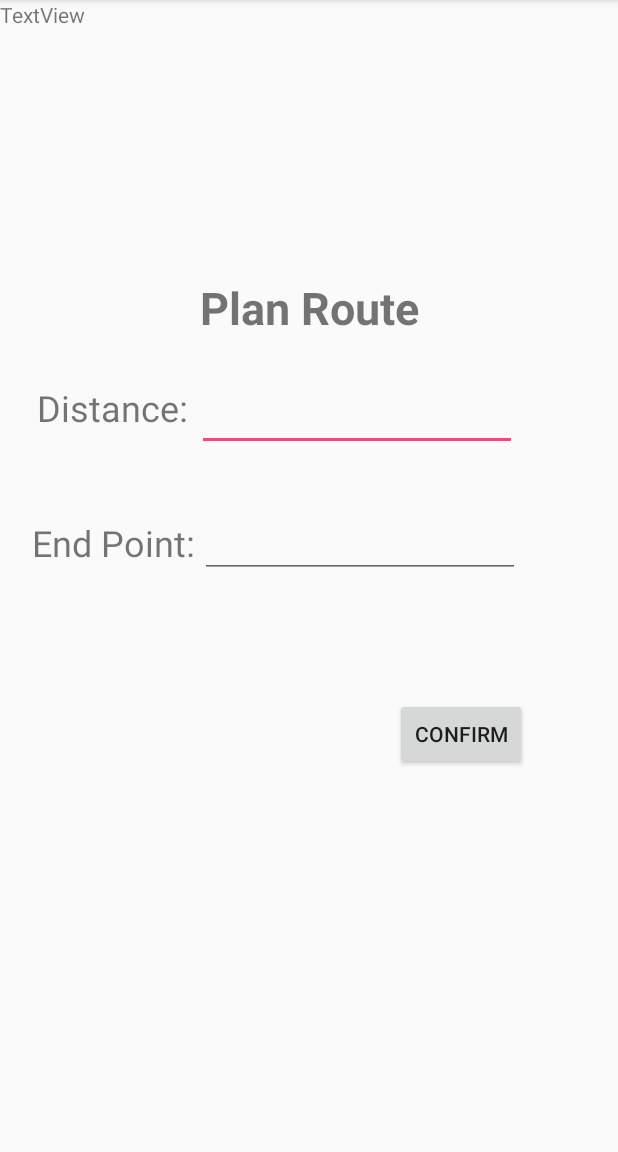
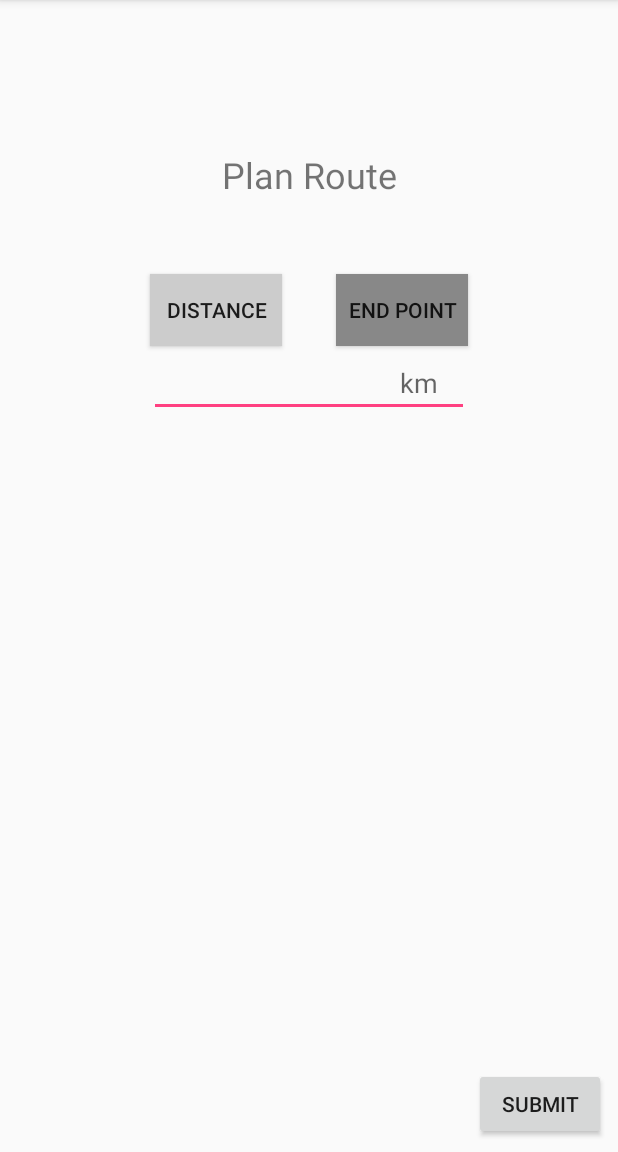
Before and after one commit to fugrammer/ParkConnectorRunningApp, an Android app: the RoutePlanning screen opened directly, with no data from a screen before it, on a phone screen of 412 x 824 dp, the part 84-1236 px from its top. Run offline under Robolectric (Android 15) with nearby library versions, the phone set to English and light mode, and no system bars.

Commit message:
Edited route planning

```diff
--- a/app/src/main/java/com/example/a2006_3/parkconnectorrunningapp/RoutePlanning/RoutePlanning.java
+++ b/app/src/main/java/com/example/a2006_3/parkconnectorrunningapp/RoutePlanning/RoutePlanning.java
@@ -1,6 +1,7 @@
 package com.example.a2006_3.parkconnectorrunningapp.RoutePlanning;
 
 import android.content.Intent;
+import android.graphics.Color;
 import android.support.design.widget.NavigationView;
 import android.support.v4.widget.DrawerLayout;
 import android.support.v7.app.AppCompatActivity;
@@ -13,83 +14,90 @@ import android.widget.ArrayAdapter;
 import android.widget.AutoCompleteTextView;
 import android.widget.Button;
 import android.widget.EditText;
-import android.widget.TextView;
 
 import com.example.a2006_3.parkconnectorrunningapp.Commons.Coordinate;
 import com.example.a2006_3.parkconnectorrunningapp.R;
 
 public class RoutePlanning extends AppCompatActivity {
-    AutoCompleteTextView acTextView;
-    TextView txtview;
-    float x, y,distance;
+    String[] connectors = {"Kallang", "Bishan","JurongWest","Jurong","BukitBatok","PeltonCanal", "UluPandan", "WestCoastPark", "ChuaChuKang"};
+    double x, y,distance;
     EditText editText;
-    String[] connectors = {"Kallang", "Bishan","JurongWest","Jurong","BukitBatok","PeltonCanal", "UluPandan", "WestCoastPark", "ChuaChuKang"};
-    Button confirm;
+    AutoCompleteTextView acTxtview;
+    Button distSubmitButton,endpointSubmitButton;
+    Button endpointButton,distanceButton;
     DrawerLayout dLayout;
+
 
     @Override
     protected void onCreate(Bundle savedInstanceState) {
         super.onCreate(savedInstanceState);
         setContentView(R.layout.activity_route_planning);
 
-        //choose end point
-        acTextView = (AutoCompleteTextView) findViewById(R.id.autoCompleteTextView);
+
+
+        //autocomplete for endpoint
+        acTxtview = (AutoCompleteTextView) findViewById(R.id.autoCompleteTextView);
+        acTxtview.setVisibility(View.INVISIBLE);
+
+        //edit text for distance
+        editText = (EditText) findViewById(R.id.editText);
+        editText.setVisibility(View.VISIBLE);
+
+        distSubmitButton = (Button) findViewById(R.id.DistanceSubmitButton);
+        distSubmitButton.setVisibility(View.VISIBLE);
+
+        endpointSubmitButton = (Button) findViewById(R.id.EndpointSubmitButton);
+        endpointSubmitButton.setVisibility(View.INVISIBLE);
+
+        //for the autocomplete
         ArrayAdapter adapter = new ArrayAdapter(this,android.R.layout.select_dialog_item,connectors);
+        acTxtview.setThreshold(1);
+        acTxtview.setAdapter(adapter);
 
-        acTextView.setThreshold(1);
-        acTextView.setAdapter(adapter);
-
-        //a testing textview to see the values stored
-        txtview = (TextView) findViewById(R.id.textView4);
-
-        acTextView.setOnItemClickListener(new AdapterView.OnItemClickListener() {
+        acTxtview.setOnItemClickListener(new AdapterView.OnItemClickListener() {
             @Override
             public void onItemClick(AdapterView<?> parent, View view, int position, long id) {
                 //get the end point selected by user
                 String selection = (String)parent.getItemAtPosition(position);
 
                 if (selection == "Kallang") {
-                    x = 1.306609f;
-                    y = 103.869922f;
+                    x = 1.306609;
+                    y = 103.869922;
                 }
                 else if (selection == "JurongWest") {
-                    x = 1.353074f;
-                    y = 103.714731f;
+                    x = 1.353074;
+                    y = 103.714731;
                 }
                 else if (selection == "Jurong") {
-                    x = 1.342577f;
-                    y = 103.719879f;
+                    x = 1.342577;
+                    y = 103.719879;
                 }
                 else if (selection == "BukitBatok") {
-                    x = 1.322336f;
-                    y = 103.881873f;
+                    x = 1.322336;
+                    y = 103.881873;
                 }
                 else if (selection == "PeltonCanal") {
-                    x = 1.356762f;
-                    y = 103.753643f;
+                    x = 1.356762;
+                    y = 103.753643;
                 }
                 else if (selection == "Bishan") {
-                    x = 1.363456f;
-                    y = 103.843573f;
+                    x = 1.363456;
+                    y = 103.843573;
                 }
                 else if (selection == "UluPandan") {
-                    x = 1.312644f;
-                    y = 103.779675f;
+                    x = 1.312644;
+                    y = 103.779675;
                 }
                 else if (selection == "WestCoastPark") {
-                    x = 1.317598f;
-                    y = 103.754378f;
+                    x = 1.317598;
+                    y = 103.754378;
                 }
                 else if (selection == "ChuaChuKang") {
-                    x = 1.387777f;
-                    y = 103.747071f;
+                    x = 1.387777;
+                    y = 103.747071;
                 }
                 else x = 0;
-                Coordinate coordinate = new Coordinate(x,y);
-                Intent intent = new Intent(RoutePlanning.this, RoutePlanner.class);
-                intent.putExtra("DESTINATION",String.valueOf(x)+","+String.valueOf(y));
-                intent.putExtra("DISTANCE",0f);
-                startActivity(intent);
+
                 // check the value of x
                 //txtview.setText(""+x);
 
@@ -97,11 +105,23 @@ public class RoutePlanning extends AppCompatActivity {
         });
 
 
-        //choose distance
-        editText = (EditText) findViewById(R.id.editText);
 
-        confirm = (Button) findViewById(R.id.button);
-        confirm.setOnClickListener(new View.OnClickListener() {
+
+        //user selects distance
+        distanceButton = (Button) findViewById(R.id.DistanceButton);
+        distanceButton.setBackgroundColor(Color.LTGRAY);
+
+        distanceButton.setOnClickListener(new View.OnClickListener() {
+            @Override
+            public void onClick(View v) {
+                editText.setVisibility(View.VISIBLE);
+                acTxtview.setVisibility(View.INVISIBLE);
+                distSubmitButton.setVisibility(View.VISIBLE);
+                endpointSubmitButton.setVisibility(View.INVISIBLE);
+                endpointButton.setBackgroundColor(Color.GRAY);
+                distanceButton.setBackgroundColor(Color.LTGRAY);
+
+                distSubmitButton.setOnClickListener(new View.OnClickListener() {
                     @Override
                     public void onClick(View v) {
                         distance = Float.parseFloat(editText.getText().toString())*1000;
@@ -110,9 +130,43 @@ public class RoutePlanning extends AppCompatActivity {
                         intent.putExtra("DESTINATION","");
                         intent.putExtra("DISTANCE",distance);
                         startActivity(intent);
-                txtview.setText(""+distance);
                     }
                 });
+
+            }
+        });
+
+        //user selects endpoint
+        endpointButton = (Button) findViewById(R.id.EndpointButton);
+        endpointButton.setBackgroundColor(Color.GRAY);
+
+        endpointButton.setOnClickListener(new View.OnClickListener() {
+            @Override
+            public void onClick(View v) {
+                acTxtview.setVisibility(View.VISIBLE);
+                endpointButton.setBackgroundColor(Color.LTGRAY);
+                distanceButton.setBackgroundColor(Color.GRAY);
+
+                editText.setVisibility(View.INVISIBLE);
+                endpointSubmitButton.setVisibility(View.VISIBLE);
+                distSubmitButton.setVisibility(View.INVISIBLE);
+
+
+
+                endpointSubmitButton.setOnClickListener(new View.OnClickListener() {
+                    @Override
+                    public void onClick(View v) {
+                        Intent intent = new Intent(RoutePlanning.this, RoutePlanner.class);
+                        intent.putExtra("DESTINATION",String.valueOf(x)+","+String.valueOf(y));
+                        intent.putExtra("DISTANCE",0f);
+                        startActivity(intent);
+                    }
+                });
+            }
+        });
+
+
+
 
     setNavigationDrawer();
 
--- a/app/src/main/res/layout/activity_route_planning.xml
+++ b/app/src/main/res/layout/activity_route_planning.xml
@@ -14,84 +14,92 @@
         android:layout_width="match_parent"
         android:layout_height="match_parent">
 
+
         <TextView
-        android:layout_width="wrap_content"
+            android:id="@+id/textView"
+            android:layout_width="0dp"
             android:layout_height="wrap_content"
             android:text="Plan Route"
-        android:textSize="30sp"
-        android:textStyle="bold"
+            android:textAlignment="center"
+            android:textSize="24sp"
             app:layout_constraintBottom_toBottomOf="parent"
+            app:layout_constraintHorizontal_bias="0.0"
             app:layout_constraintLeft_toLeftOf="parent"
             app:layout_constraintRight_toRightOf="parent"
             app:layout_constraintTop_toTopOf="parent"
-        app:layout_constraintVertical_bias="0.254"
-        android:id="@+id/textView2" />
+            android:layout_marginTop="100dp"
+            app:layout_constraintVertical_bias="0.0" />
 
-    <TextView
-        android:id="@+id/textView"
+        <Button
+            android:id="@+id/EndpointButton"
             android:layout_width="wrap_content"
             android:layout_height="wrap_content"
-        android:layout_marginRight="8dp"
-        android:layout_marginTop="30dp"
-        android:text="Distance:"
-        android:textSize="24sp"
-        app:layout_constraintRight_toLeftOf="@+id/textView2"
-        app:layout_constraintTop_toBottomOf="@+id/textView2" />
+            android:text="End Point"
+            android:layout_marginTop="50dp"
+            app:layout_constraintTop_toBottomOf="@+id/textView"
+            android:layout_marginRight="100dp"
+            app:layout_constraintRight_toRightOf="parent" />
 
-    <TextView
-        android:id="@+id/textView3"
+        <Button
+            android:id="@+id/DistanceButton"
             android:layout_width="wrap_content"
             android:layout_height="wrap_content"
-        android:layout_marginRight="7dp"
-        android:layout_marginTop="120dp"
-        android:text="End Point:"
-        android:textSize="24sp"
-        app:layout_constraintRight_toLeftOf="@+id/textView2"
-        app:layout_constraintTop_toBottomOf="@+id/textView2"
-        android:layout_marginLeft="0dp"
-        app:layout_constraintLeft_toLeftOf="@+id/textView" />
+            android:layout_marginTop="50dp"
+            android:text="Distance"
+            app:layout_constraintTop_toBottomOf="@+id/textView"
+            android:layout_marginLeft="100dp"
+            app:layout_constraintLeft_toLeftOf="parent" />
 
         <EditText
             android:id="@+id/editText"
             android:layout_width="wrap_content"
             android:layout_height="wrap_content"
-        android:layout_marginLeft="6dp"
-        android:layout_marginTop="30dp"
             android:ems="10"
+            android:hint="                                   km"
             android:inputType="numberDecimal"
-        app:layout_constraintLeft_toRightOf="@+id/textView"
-        app:layout_constraintTop_toBottomOf="@+id/textView2" />
+            android:layout_marginTop="100dp"
+            app:layout_constraintTop_toBottomOf="@+id/textView"
+            android:layout_marginLeft="90dp"
+            app:layout_constraintLeft_toLeftOf="parent"
+            android:layout_marginRight="90dp"
+            app:layout_constraintRight_toRightOf="parent" />
 
         <AutoCompleteTextView
             android:id="@+id/autoCompleteTextView"
-        android:layout_width="213dp"
-        android:layout_height="40dp"
-        android:layout_marginLeft="3dp"
-        android:layout_marginTop="0dp"
-        android:dropDownHeight="match_parent"
-        app:layout_constraintLeft_toRightOf="@+id/textView3"
-        app:layout_constraintTop_toTopOf="@+id/textView3"
-        tools:layout_editor_absoluteY="280dp" />
+            android:layout_width="217dp"
+            android:layout_height="45dp"
+            android:layout_marginLeft="90dp"
+            android:layout_marginRight="90dp"
+            android:layout_marginTop="100dp"
+            android:hint="Enter Location"
+            android:textAlignment="viewStart"
+            android:textColor="#808080"
+            app:layout_constraintLeft_toLeftOf="parent"
+            app:layout_constraintRight_toRightOf="parent"
+            app:layout_constraintTop_toBottomOf="@+id/textView" />
 
-    <TextView
-        android:id="@+id/textView4"
+        <Button
+            android:id="@+id/DistanceSubmitButton"
             android:layout_width="wrap_content"
             android:layout_height="wrap_content"
-        android:text="TextView"
-        tools:layout_editor_absoluteX="140dp"
-        tools:layout_editor_absoluteY="16dp" />
+            android:layout_marginBottom="8dp"
+            android:layout_marginRight="8dp"
+            android:text="Submit"
+            app:layout_constraintBottom_toBottomOf="parent"
+            app:layout_constraintRight_toRightOf="parent" />
 
         <Button
-        android:id="@+id/button"
+            android:id="@+id/EndpointSubmitButton"
             android:layout_width="wrap_content"
             android:layout_height="wrap_content"
-        android:layout_marginTop="80dp"
-        android:text="Confirm"
-        app:layout_constraintTop_toBottomOf="@+id/autoCompleteTextView"
-        android:layout_marginLeft="130dp"
-        app:layout_constraintLeft_toLeftOf="@+id/autoCompleteTextView" />
+            android:layout_marginBottom="8dp"
+            android:layout_marginRight="8dp"
+            android:text="Submit"
+            app:layout_constraintBottom_toBottomOf="parent"
+            app:layout_constraintRight_toRightOf="parent" />
 
     </android.support.constraint.ConstraintLayout>
+
     <android.support.design.widget.NavigationView
         android:id="@+id/navigation"
         android:layout_width="wrap_content"
```
Lines whose indentation alone changed are shown as unchanged.
